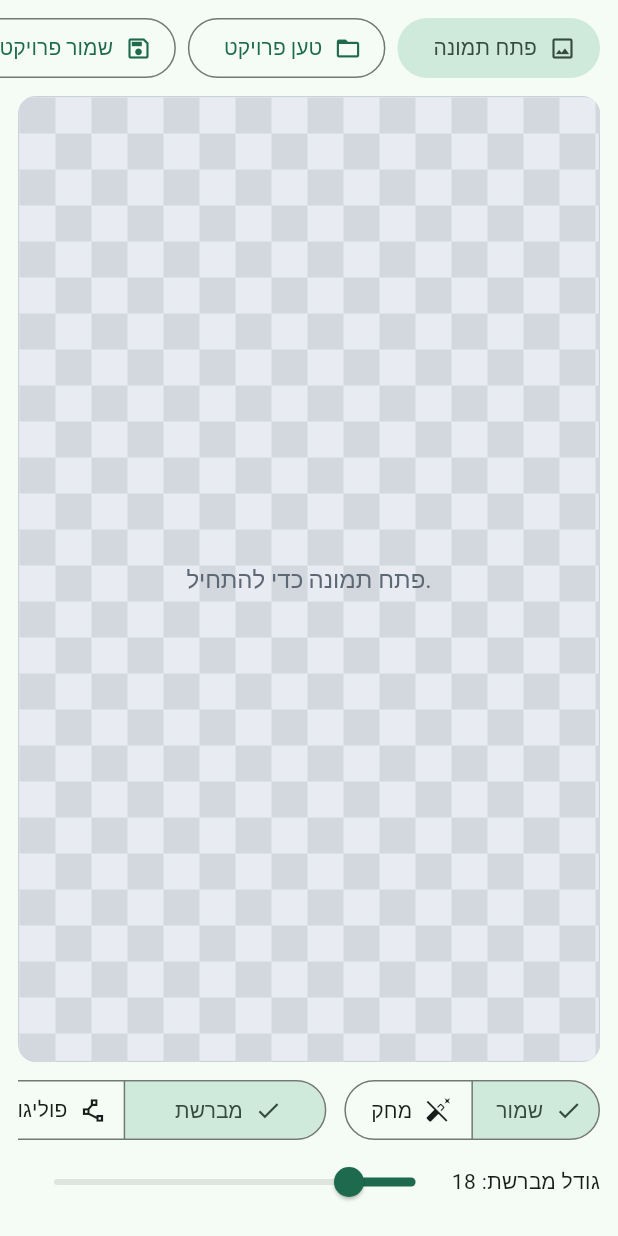
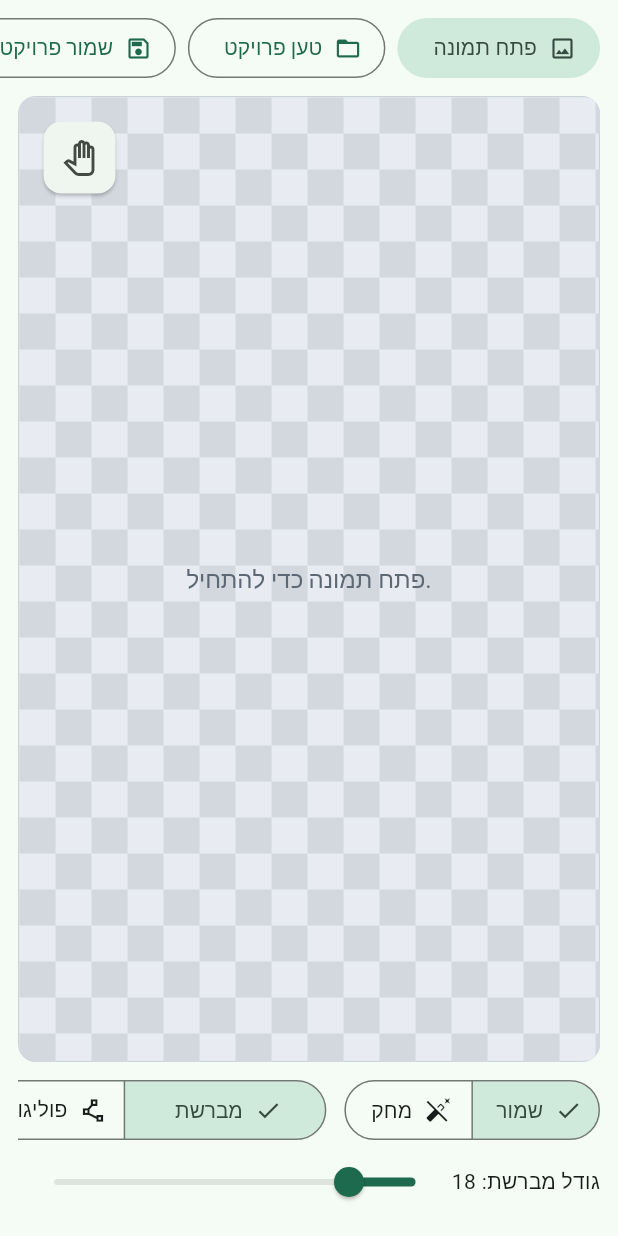
Before and after one commit to YMP112/ClipTach, a Flutter app: the screen it shows after launch, after a tap on "פתח תמונה", on a phone screen of 412 x 824 dp. Run offline on Flutter 3.47's test engine with Material 3 defaults, Android fonts, the phone set to English and light mode, and no system bars; our stand-ins replace file_picker, flutter_riverpod, shared_preferences.

Commit message:
fix: auto-center object view, add hand pan mode, and improve hebrew export flow

```diff
--- a/lib/features/editor/infrastructure/file_io_service.dart
+++ b/lib/features/editor/infrastructure/file_io_service.dart
@@ -56,7 +56,7 @@ class FileIoService {
 
   Future<String?> pickPngSavePath({String? defaultFileName}) {
     return FilePicker.platform.saveFile(
-      dialogTitle: 'Export Transparent PNG',
+      dialogTitle: 'ייצוא PNG',
       fileName: defaultFileName ?? 'result_clear.png',
     );
   }
--- a/lib/features/editor/presentation/editor_screen.dart
+++ b/lib/features/editor/presentation/editor_screen.dart
@@ -49,6 +49,7 @@ class EditorScreen extends ConsumerStatefulWidget {
 
 class _EditorScreenState extends ConsumerState<EditorScreen> {
   var _launchHandled = false;
+  var _handMode = false;
 
   @override
   void didChangeDependencies() {
@@ -145,6 +146,24 @@ class _EditorScreenState extends ConsumerState<EditorScreen> {
                         onStrokeUpdate: controller.appendStrokePoint,
                         onObjectMove: controller.moveObjectBy,
                         onPolygonPointTap: controller.addPolygonPoint,
+                        handMode: _handMode,
+                      ),
+                    ),
+                    Positioned(
+                      top: 12,
+                      left: 12,
+                      child: Card(
+                        child: IconButton(
+                          tooltip: 'מצב יד',
+                          onPressed: () {
+                            setState(() {
+                              _handMode = !_handMode;
+                            });
+                          },
+                          icon: Icon(
+                            _handMode ? Icons.pan_tool_alt : Icons.pan_tool_outlined,
+                          ),
+                        ),
                       ),
                     ),
                     if (state.phase == EditorPhase.object)
@@ -160,6 +179,18 @@ class _EditorScreenState extends ConsumerState<EditorScreen> {
                             child: Row(
                               mainAxisSize: MainAxisSize.min,
                               children: [
+                                IconButton(
+                                  tooltip: 'מצב יד',
+                                  onPressed: () {
+                                    setState(() {
+                                      _handMode = !_handMode;
+                                    });
+                                  },
+                                  icon: Icon(
+                                    _handMode ? Icons.pan_tool_alt : Icons.pan_tool_outlined,
+                                  ),
+                                ),
+                                const SizedBox(width: 8),
                                 IconButton(
                                   tooltip: '${loc.t('rotate')} -5',
                                   onPressed: () => controller.nudgeRotation(-5),
@@ -222,11 +253,27 @@ class _EditorScreenState extends ConsumerState<EditorScreen> {
     if (!mounted) {
       return;
     }
+    final loc = AppLocalizations.of(context);
     final result = await showDialog<_ExportDialogResult>(
       context: context,
       builder: (_) => _ExportDialog(
         initial: initial,
         onPickPath: controller.pickExportPath,
+        labels: _ExportDialogLabels(
+          title: 'ייצוא PNG',
+          location: 'מיקום ייצוא',
+          noPath: 'לא נבחר נתיב',
+          choose: 'בחר...',
+          mode: 'מצב ייצוא',
+          withMargins: 'עם שוליים',
+          objectOnly: 'אובייקט בלבד',
+          objectOnlyHint: 'אובייקט בלבד (מלבן צמוד)',
+          marginsPx: 'שוליים (px):',
+          cancel: 'ביטול',
+          export: loc.t('exportPng'),
+          choosePathError: 'בחר נתיב ייצוא.',
+          marginError: 'ערך שוליים חייב להיות מספר שלם לא שלילי.',
+        ),
       ),
     );
     if (result == null) {
@@ -483,10 +530,12 @@ class _ExportDialog extends StatefulWidget {
   const _ExportDialog({
     required this.initial,
     required this.onPickPath,
+    required this.labels,
   });
 
   final ExportOptions initial;
   final Future<String?> Function() onPickPath;
+  final _ExportDialogLabels labels;
 
   @override
   State<_ExportDialog> createState() => _ExportDialogState();
@@ -516,20 +565,20 @@ class _ExportDialogState extends State<_ExportDialog> {
   @override
   Widget build(BuildContext context) {
     return AlertDialog(
-      title: const Text('Export PNG'),
+      title: Text(widget.labels.title),
       content: SizedBox(
         width: 440,
         child: Column(
           mainAxisSize: MainAxisSize.min,
           crossAxisAlignment: CrossAxisAlignment.start,
           children: [
-            const Text('Export Location'),
+            Text(widget.labels.location),
             const SizedBox(height: 6),
             Row(
               children: [
                 Expanded(
                   child: Text(
-                    _path ?? 'No path selected',
+                    _path ?? widget.labels.noPath,
                     maxLines: 2,
                     overflow: TextOverflow.ellipsis,
                   ),
@@ -545,22 +594,22 @@ class _ExportDialogState extends State<_ExportDialog> {
                       _path = path;
                     });
                   },
-                  child: const Text('Choose...'),
+                  child: Text(widget.labels.choose),
                 ),
               ],
             ),
             const SizedBox(height: 12),
-            const Text('Export Mode'),
+            Text(widget.labels.mode),
             const SizedBox(height: 6),
             SegmentedButton<ExportMode>(
-              segments: const [
+              segments: [
                 ButtonSegment(
                   value: ExportMode.withMargins,
-                  label: Text('With margins'),
+                  label: Text(widget.labels.withMargins),
                 ),
                 ButtonSegment(
                   value: ExportMode.objectOnly,
-                  label: Text('Object only'),
+                  label: Text(widget.labels.objectOnly),
                 ),
               ],
               selected: {_mode},
@@ -571,7 +620,7 @@ class _ExportDialogState extends State<_ExportDialog> {
             if (_mode == ExportMode.withMargins)
               Row(
                 children: [
-                  const Text('Margins (px):'),
+                  Text(widget.labels.marginsPx),
                   const SizedBox(width: 8),
                   SizedBox(
                     width: 120,
@@ -590,9 +639,9 @@ class _ExportDialogState extends State<_ExportDialog> {
                 ],
               ),
             if (_mode == ExportMode.objectOnly)
-              const Padding(
-                padding: EdgeInsets.only(top: 8),
-                child: Text('Object only (tight rectangle)'),
+              Padding(
+                padding: const EdgeInsets.only(top: 8),
+                child: Text(widget.labels.objectOnlyHint),
               ),
             if (_error != null)
               Padding(
@@ -608,27 +657,31 @@ class _ExportDialogState extends State<_ExportDialog> {
       actions: [
         TextButton(
           onPressed: () => Navigator.of(context).pop(),
-          child: const Text('Cancel'),
+          child: Text(widget.labels.cancel),
         ),
         FilledButton(
           onPressed: _onExport,
-          child: const Text('Export'),
+          child: Text(widget.labels.export),
         ),
       ],
     );
   }
 
-  void _onExport() {
+  Future<void> _onExport() async {
     if (_path == null || _path!.isEmpty) {
-      setState(() => _error = 'Please choose an export location.');
-      return;
+      final picked = await widget.onPickPath();
+      if (!mounted || picked == null || picked.isEmpty) {
+        setState(() => _error = widget.labels.choosePathError);
+        return;
+      }
+      _path = picked;
     }
 
     final margin = _mode == ExportMode.withMargins
         ? int.tryParse(_marginController.text.trim())
         : 0;
     if (_mode == ExportMode.withMargins && (margin == null || margin < 0)) {
-      setState(() => _error = 'Margins must be a non-negative integer.');
+      setState(() => _error = widget.labels.marginError);
       return;
     }
 
@@ -642,6 +695,38 @@ class _ExportDialogState extends State<_ExportDialog> {
       ),
     );
   }
+}
+
+class _ExportDialogLabels {
+  const _ExportDialogLabels({
+    required this.title,
+    required this.location,
+    required this.noPath,
+    required this.choose,
+    required this.mode,
+    required this.withMargins,
+    required this.objectOnly,
+    required this.objectOnlyHint,
+    required this.marginsPx,
+    required this.cancel,
+    required this.export,
+    required this.choosePathError,
+    required this.marginError,
+  });
+
+  final String title;
+  final String location;
+  final String noPath;
+  final String choose;
+  final String mode;
+  final String withMargins;
+  final String objectOnly;
+  final String objectOnlyHint;
+  final String marginsPx;
+  final String cancel;
+  final String export;
+  final String choosePathError;
+  final String marginError;
 }
 
 class HomeScreen extends ConsumerStatefulWidget {
--- a/lib/features/editor/presentation/widgets/canvas_view.dart
+++ b/lib/features/editor/presentation/widgets/canvas_view.dart
@@ -13,6 +13,7 @@ class CanvasView extends StatefulWidget {
     required this.onStrokeUpdate,
     required this.onObjectMove,
     required this.onPolygonPointTap,
+    required this.handMode,
     required this.emptyHint,
   });
 
@@ -21,6 +22,7 @@ class CanvasView extends StatefulWidget {
   final ValueChanged<Offset> onStrokeUpdate;
   final ValueChanged<Offset> onObjectMove;
   final ValueChanged<Offset> onPolygonPointTap;
+  final bool handMode;
   final String emptyHint;
 
   @override
@@ -35,6 +37,27 @@ class _CanvasViewState extends State<CanvasView> {
   Offset? _lastScaleFocal;
   double _lastScale = 1;
   int _activePointers = 0;
+  Size _viewportSize = Size.zero;
+  bool _needsAutoCenter = true;
+
+  @override
+  void didUpdateWidget(covariant CanvasView oldWidget) {
+    super.didUpdateWidget(oldWidget);
+    if (oldWidget.state.sourceImage != widget.state.sourceImage) {
+      _needsAutoCenter = true;
+    }
+    if (oldWidget.state.phase != widget.state.phase) {
+      _needsAutoCenter = true;
+    }
+    if (_needsAutoCenter && _viewportSize != Size.zero) {
+      WidgetsBinding.instance.addPostFrameCallback((_) {
+        if (!mounted) {
+          return;
+        }
+        _autoCenterIfNeeded();
+      });
+    }
+  }
 
   @override
   Widget build(BuildContext context) {
@@ -82,6 +105,9 @@ class _CanvasViewState extends State<CanvasView> {
               _activePointers > 1) {
             return;
           }
+          if (widget.handMode) {
+            return;
+          }
           if (widget.state.phase == EditorPhase.mask &&
               widget.state.maskTool == MaskTool.brush) {
             widget.onStrokeStart(_toImageSpace(details.localFocalPoint));
@@ -103,6 +129,14 @@ class _CanvasViewState extends State<CanvasView> {
             });
             return;
           }
+          if (widget.handMode) {
+            if (details.focalPointDelta != Offset.zero) {
+              setState(() {
+                _pan += details.focalPointDelta;
+              });
+            }
+            return;
+          }
 
           if (widget.state.phase == EditorPhase.mask &&
               widget.state.maskTool == MaskTool.brush) {
@@ -116,12 +150,25 @@ class _CanvasViewState extends State<CanvasView> {
         onTapDown: (details) {
           if (widget.state.sourceImage == null ||
               widget.state.phase != EditorPhase.mask ||
+              widget.handMode ||
               widget.state.maskTool != MaskTool.polygonKeep) {
             return;
           }
           widget.onPolygonPointTap(_toImageSpace(details.localPosition));
         },
-        child: CustomPaint(
+        child: LayoutBuilder(
+          builder: (context, constraints) {
+            final nextSize = Size(constraints.maxWidth, constraints.maxHeight);
+            if (nextSize != _viewportSize) {
+              _viewportSize = nextSize;
+              WidgetsBinding.instance.addPostFrameCallback((_) {
+                if (!mounted) {
+                  return;
+                }
+                _autoCenterIfNeeded();
+              });
+            }
+            return CustomPaint(
               painter: _CanvasPainter(
                 state: widget.state,
                 zoom: _zoom,
@@ -129,9 +176,36 @@ class _CanvasViewState extends State<CanvasView> {
                 emptyHint: widget.emptyHint,
               ),
               child: const SizedBox.expand(),
+            );
+          },
         ),
       ),
     );
+  }
+
+  void _autoCenterIfNeeded() {
+    if (!_needsAutoCenter || _viewportSize == Size.zero) {
+      return;
+    }
+    final source = widget.state.sourceImage;
+    if (source == null) {
+      return;
+    }
+
+    final targetX = widget.state.phase == EditorPhase.object
+        ? widget.state.objectPivotX + widget.state.transform.translateX
+        : source.width / 2;
+    final targetY = widget.state.phase == EditorPhase.object
+        ? widget.state.objectPivotY + widget.state.transform.translateY
+        : source.height / 2;
+
+    setState(() {
+      _pan = Offset(
+        _viewportSize.width / 2 - (targetX * _zoom),
+        _viewportSize.height / 2 - (targetY * _zoom),
+      );
+      _needsAutoCenter = false;
+    });
   }
 
   Offset _toImageSpace(Offset local) {
```
Lines whose indentation alone changed are shown as unchanged.
